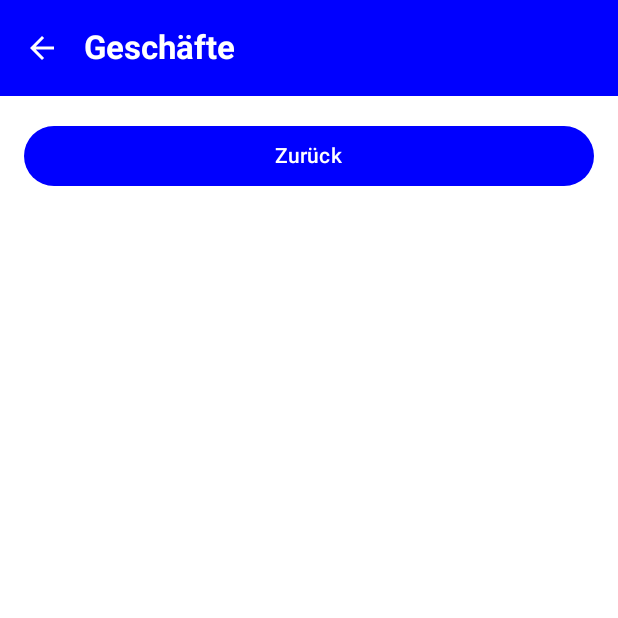
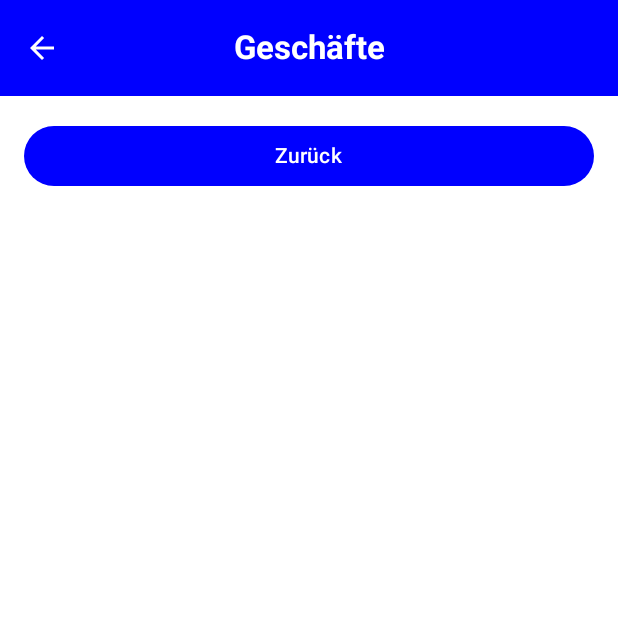
Before and after one commit to MaFiSoft/TestApp_grok, an Android app built with Jetpack Compose: the screen it shows after launch (MainActivity), after a tap on "Geschäfte", on a phone screen of 412 x 824 dp, the top half of it. Run offline under Robolectric (Android 15) with nearby library versions, the phone set to English and light mode, and no system bars.

Commit message:
Update MainActivity.kt
Änderungen an scaffold Ing TopAppBar für Kompatibilität

```diff
--- a/app/src/main/java/com/example/testapp/MainActivity.kt
+++ b/app/src/main/java/com/example/testapp/MainActivity.kt
@@ -101,9 +101,9 @@ fun MainScreen(navController: NavController, selectedColor: Color, onColorSelect
     var showMenu by remember { mutableStateOf(false) }
     Scaffold(
         topBar = {
-            TopAppBar(
+            CenterAlignedTopAppBar(
                 title = { Text("Test-App", color = Color.White, fontWeight = FontWeight.Bold) },
-                colors = TopAppBarDefaults.topAppBarColors(
+                colors = TopAppBarDefaults.centerAlignedTopAppBarColors(
                     containerColor = selectedColor
                 ),
                 actions = {
@@ -117,8 +117,8 @@ fun MainScreen(navController: NavController, selectedColor: Color, onColorSelect
                 }
             )
         },
-        bottomBar = { BottomBar(color = selectedColor, navController = navController) },
-        content = { padding ->
+        bottomBar = { BottomBar(color = selectedColor, navController = navController) }
+    ) { padding ->
         Column(
             modifier = Modifier
                 .fillMaxSize()
@@ -138,16 +138,15 @@ fun MainScreen(navController: NavController, selectedColor: Color, onColorSelect
             Spacer(modifier = Modifier.weight(1f))
         }
     }
-    )
 }
 
 @Composable
 fun ArticleScreen(navController: NavController, selectedColor: Color) {
     Scaffold(
         topBar = {
-            TopAppBar(
+            CenterAlignedTopAppBar(
                 title = { Text("Artikel", color = Color.White, fontWeight = FontWeight.Bold) },
-                colors = TopAppBarDefaults.topAppBarColors(
+                colors = TopAppBarDefaults.centerAlignedTopAppBarColors(
                     containerColor = selectedColor
                 ),
                 navigationIcon = {
@@ -160,8 +159,8 @@ fun ArticleScreen(navController: NavController, selectedColor: Color) {
                     }
                 }
             )
-        },
-        content = { padding ->
+        }
+    ) { padding ->
         Column(
             modifier = Modifier
                 .fillMaxSize()
@@ -186,16 +185,15 @@ fun ArticleScreen(navController: NavController, selectedColor: Color) {
             }
         }
     }
-    )
 }
 
 @Composable
 fun StoreScreen(navController: NavController, selectedColor: Color) {
     Scaffold(
         topBar = {
-            TopAppBar(
+            CenterAlignedTopAppBar(
                 title = { Text("Geschäfte", color = Color.White, fontWeight = FontWeight.Bold) },
-                colors = TopAppBarDefaults.topAppBarColors(
+                colors = TopAppBarDefaults.centerAlignedTopAppBarColors(
                     containerColor = selectedColor
                 ),
                 navigationIcon = {
@@ -208,8 +206,8 @@ fun StoreScreen(navController: NavController, selectedColor: Color) {
                     }
                 }
             )
-        },
-        content = { padding ->
+        }
+    ) { padding ->
         Column(
             modifier = Modifier
                 .fillMaxSize()
@@ -226,7 +224,6 @@ fun StoreScreen(navController: NavController, selectedColor: Color) {
             }
         }
     }
-    )
 }
 
 @Composable
```
Lines whose indentation alone changed are shown as unchanged.
